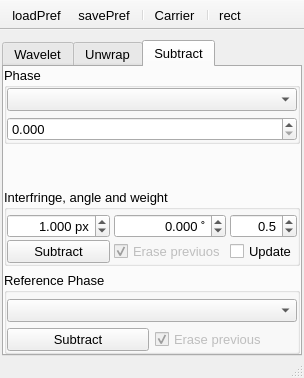
Above: UIs/nWavelet.ui from NeutrinoToolkit/Neutrino before the change. Below: the same form after it.
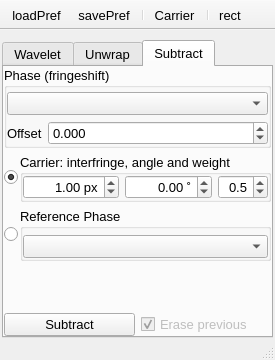
That is the form after the change. The open tabs and pages were chosen to show the change. Icons and pictures are not drawn.

Diff of the .ui file:
```diff
--- a/UIs/nWavelet.ui
+++ b/UIs/nWavelet.ui
@@ -6,8 +6,8 @@
    <rect>
     <x>0</x>
     <y>0</y>
-    <width>269</width>
-    <height>378</height>
+    <width>273</width>
+    <height>360</height>
    </rect>
   </property>
   <property name="font">
@@ -41,7 +41,7 @@
     <property name="bottomMargin">
      <number>0</number>
     </property>
-    <item row="0" column="0">
+    <item row="0" column="1">
      <widget class="QTabWidget" name="tabWidget">
       <property name="sizeIncrement">
        <size>
@@ -97,24 +97,11 @@
          </widget>
         </item>
         <item row="1" column="0">
-         <spacer name="verticalSpacer_3">
-          <property name="orientation">
-           <enum>Qt::Vertical</enum>
-          </property>
-          <property name="sizeHint" stdset="0">
-           <size>
-            <width>20</width>
-            <height>13</height>
-           </size>
-          </property>
-         </spacer>
-        </item>
-        <item row="2" column="0">
          <widget class="QGroupBox" name="groupBox_8">
           <property name="title">
            <string>Stretch &amp;&amp; rotation</string>
           </property>
-          <layout class="QGridLayout" name="gridLayout_7" rowstretch="0,0,0,0">
+          <layout class="QGridLayout" name="gridLayout_7" rowstretch="0,0,0,0" columnstretch="1,1,0">
            <property name="leftMargin">
             <number>0</number>
            </property>
@@ -335,7 +322,7 @@
           </layout>
          </widget>
         </item>
-        <item row="3" column="0">
+        <item row="2" column="0">
          <widget class="QGroupBox" name="groupBox">
           <property name="title">
            <string>Thickness and Damp</string>
@@ -385,6 +372,9 @@
         <item row="4" column="0">
          <widget class="QWidget" name="widget_3" native="true">
           <layout class="QGridLayout" name="gridLayout_2">
+           <property name="margin">
+            <number>0</number>
+           </property>
            <item row="0" column="0">
             <widget class="QPushButton" name="doWavelet">
              <property name="font">
@@ -416,6 +406,19 @@
           </layout>
          </widget>
         </item>
+        <item row="3" column="0">
+         <spacer name="verticalSpacer_2">
+          <property name="orientation">
+           <enum>Qt::Vertical</enum>
+          </property>
+          <property name="sizeHint" stdset="0">
+           <size>
+            <width>20</width>
+            <height>40</height>
+           </size>
+          </property>
+         </spacer>
+        </item>
        </layout>
       </widget>
       <widget class="QWidget" name="Unwrap">
@@ -426,10 +429,23 @@
         <property name="margin">
          <number>0</number>
         </property>
+        <item row="3" column="0">
+         <spacer name="verticalSpacer">
+          <property name="orientation">
+           <enum>Qt::Vertical</enum>
+          </property>
+          <property name="sizeHint" stdset="0">
+           <size>
+            <width>20</width>
+            <height>40</height>
+           </size>
+          </property>
+         </spacer>
+        </item>
         <item row="0" column="0">
          <widget class="QGroupBox" name="groupBox_13">
           <property name="title">
-           <string>Phase &amp;&amp; quality</string>
+           <string>Phase (fringeshift) &amp;&amp; quality</string>
           </property>
           <layout class="QGridLayout" name="gridLayout_16">
            <property name="leftMargin">
@@ -517,26 +533,13 @@
           </layout>
          </widget>
         </item>
-        <item row="2" column="0">
-         <spacer name="verticalSpacer">
-          <property name="orientation">
-           <enum>Qt::Vertical</enum>
-          </property>
-          <property name="sizeHint" stdset="0">
-           <size>
-            <width>20</width>
-            <height>40</height>
-           </size>
-          </property>
-         </spacer>
-        </item>
-        <item row="3" column="0">
+        <item row="4" column="0">
          <widget class="QWidget" name="widget_2" native="true">
           <layout class="QGridLayout" name="gridLayout_6">
            <property name="margin">
             <number>0</number>
            </property>
-           <item row="0" column="0">
+           <item row="1" column="0">
             <widget class="QPushButton" name="doUnwrap">
              <property name="font">
               <font>
@@ -544,11 +547,11 @@
               </font>
              </property>
              <property name="text">
-              <string>Calculate</string>
+              <string>Unwrap</string>
              </property>
             </widget>
            </item>
-           <item row="0" column="1">
+           <item row="1" column="1">
             <widget class="QCheckBox" name="erasePreviousUnwrap">
              <property name="enabled">
               <bool>false</bool>
@@ -564,6 +567,16 @@
              </property>
             </widget>
            </item>
+           <item row="0" column="0">
+            <widget class="QCheckBox" name="removeCarrierAfterUnwrap">
+             <property name="text">
+              <string>remove carrier</string>
+             </property>
+             <property name="neutrinoSave" stdset="0">
+              <bool>true</bool>
+             </property>
+            </widget>
+           </item>
           </layout>
          </widget>
         </item>
@@ -573,104 +586,75 @@
        <attribute name="title">
         <string>Subtract</string>
        </attribute>
-       <layout class="QGridLayout" name="gridLayout_3">
-        <property name="margin">
-         <number>0</number>
-        </property>
-        <item row="0" column="0">
-         <widget class="QGroupBox" name="groupBox_2">
-          <property name="title">
-           <string>Phase</string>
-          </property>
-          <layout class="QGridLayout" name="gridLayout_9">
-           <property name="margin">
-            <number>0</number>
-           </property>
-           <item row="0" column="0">
-            <widget class="QComboBox" name="unwrapped">
-             <property name="neutrinoImage" stdset="0">
-              <bool>true</bool>
-             </property>
-            </widget>
-           </item>
-           <item row="1" column="0">
-            <widget class="QDoubleSpinBox" name="phaseOffset">
-             <property name="decimals">
-              <number>3</number>
-             </property>
-             <property name="neutrinoSave" stdset="0">
-              <bool>true</bool>
-             </property>
-            </widget>
-           </item>
-          </layout>
-         </widget>
-        </item>
-        <item row="1" column="0">
-         <spacer name="verticalSpacer_2">
-          <property name="orientation">
-           <enum>Qt::Vertical</enum>
-          </property>
-          <property name="sizeHint" stdset="0">
-           <size>
-            <width>20</width>
-            <height>45</height>
-           </size>
-          </property>
-         </spacer>
-        </item>
-        <item row="2" column="0">
-         <widget class="QGroupBox" name="carrierBox">
-          <property name="title">
-           <string>Interfringe, angle and weight</string>
-          </property>
           <layout class="QGridLayout" name="gridLayout_10">
-           <property name="leftMargin">
+        <property name="margin">
             <number>0</number>
            </property>
-           <property name="topMargin">
-            <number>4</number>
-           </property>
-           <property name="rightMargin">
+        <item row="3" column="0">
+         <widget class="QWidget" name="widget_5" native="true">
+          <layout class="QGridLayout" name="gridLayout_15">
+           <property name="margin">
             <number>0</number>
            </property>
-           <property name="bottomMargin">
-            <number>0</number>
-           </property>
+           <item row="0" column="0">
+            <widget class="QPushButton" name="doRemove">
+             <property name="font">
+              <font>
+               <pointsize>10</pointsize>
+              </font>
+             </property>
+             <property name="text">
+              <string>Subtract</string>
+             </property>
+            </widget>
+           </item>
+           <item row="0" column="1">
+            <widget class="QCheckBox" name="erasePreviuos">
+             <property name="enabled">
+              <bool>false</bool>
+             </property>
+             <property name="text">
+              <string>Erase previous</string>
+             </property>
+             <property name="checked">
+              <bool>true</bool>
+             </property>
+             <property name="neutrinoSave" stdset="0">
+              <bool>true</bool>
+             </property>
+            </widget>
+           </item>
+          </layout>
+         </widget>
+        </item>
+        <item row="1" column="0">
+         <widget class="QWidget" name="widget_4" native="true">
+          <layout class="QGridLayout" name="gridLayout_14" rowstretch="0,0" columnstretch="0,1">
            <property name="horizontalSpacing">
-            <number>4</number>
-           </property>
-           <property name="verticalSpacing">
             <number>2</number>
            </property>
+           <property name="margin">
+            <number>0</number>
+           </property>
            <item row="0" column="0">
-            <widget class="QDoubleSpinBox" name="widthCarrier">
-             <property name="alignment">
-              <set>Qt::AlignRight|Qt::AlignTrailing|Qt::AlignVCenter</set>
+            <widget class="QRadioButton" name="carrier">
+             <property name="text">
+              <string/>
              </property>
-             <property name="suffix">
-              <string> px</string>
-             </property>
-             <property name="decimals">
-              <number>3</number>
-             </property>
-             <property name="minimum">
-              <double>-9999.000000000000000</double>
-             </property>
-             <property name="maximum">
-              <double>9999.000000000000000</double>
-             </property>
-             <property name="singleStep">
-              <double>0.100000000000000</double>
-             </property>
-             <property name="value">
-              <double>1.000000000000000</double>
-             </property>
-             <property name="neutrinoSave" stdset="0">
+             <property name="checked">
               <bool>true</bool>
              </property>
             </widget>
            </item>
+           <item row="0" column="1">
+            <widget class="QGroupBox" name="carrierBox">
+             <property name="title">
+              <string>Carrier: interfringe, angle and weight</string>
+             </property>
+             <layout class="QGridLayout" name="gridLayout_3" columnstretch="1,1,0">
+              <property name="margin">
+               <number>0</number>
+              </property>
            <item row="0" column="1">
             <widget class="QDoubleSpinBox" name="angleCarrier">
              <property name="alignment">
@@ -680,7 +664,7 @@
               <string> ˚</string>
              </property>
              <property name="decimals">
-              <number>3</number>
+                 <number>2</number>
              </property>
              <property name="minimum">
               <double>-360.000000000000000</double>
@@ -696,44 +680,6 @@
              </property>
             </widget>
            </item>
-           <item row="1" column="2">
-            <widget class="QCheckBox" name="autoUpdate">
-             <property name="text">
-              <string>Update</string>
-             </property>
-             <property name="neutrinoSave" stdset="0">
-              <bool>true</bool>
-             </property>
-            </widget>
-           </item>
-           <item row="1" column="1">
-            <widget class="QCheckBox" name="erasePreviuosCarrier">
-             <property name="enabled">
-              <bool>false</bool>
-             </property>
-             <property name="text">
-              <string>Erase previuos</string>
-             </property>
-             <property name="checked">
-              <bool>true</bool>
-             </property>
-             <property name="neutrinoSave" stdset="0">
-              <bool>true</bool>
-             </property>
-            </widget>
-           </item>
-           <item row="1" column="0">
-            <widget class="QPushButton" name="doRemoveCarrier">
-             <property name="font">
-              <font>
-               <pointsize>10</pointsize>
-              </font>
-             </property>
-             <property name="text">
-              <string>Subtract</string>
-             </property>
-            </widget>
-           </item>
            <item row="0" column="2">
             <widget class="QDoubleSpinBox" name="weightCarrier">
              <property name="toolTip">
@@ -762,10 +708,45 @@
              </property>
             </widget>
            </item>
+              <item row="0" column="0">
+               <widget class="QDoubleSpinBox" name="widthCarrier">
+                <property name="alignment">
+                 <set>Qt::AlignRight|Qt::AlignTrailing|Qt::AlignVCenter</set>
+                </property>
+                <property name="suffix">
+                 <string> px</string>
+                </property>
+                <property name="decimals">
+                 <number>2</number>
+                </property>
+                <property name="minimum">
+                 <double>-9999.000000000000000</double>
+                </property>
+                <property name="maximum">
+                 <double>9999.000000000000000</double>
+                </property>
+                <property name="singleStep">
+                 <double>0.100000000000000</double>
+                </property>
+                <property name="value">
+                 <double>1.000000000000000</double>
+                </property>
+                <property name="neutrinoSave" stdset="0">
+                 <bool>true</bool>
+                </property>
+               </widget>
+              </item>
           </layout>
          </widget>
         </item>
-        <item row="3" column="0">
+           <item row="1" column="0">
+            <widget class="QRadioButton" name="reference">
+             <property name="text">
+              <string/>
+             </property>
+            </widget>
+           </item>
+           <item row="1" column="1">
          <widget class="QGroupBox" name="groupBox_3">
           <property name="title">
            <string>Reference Phase</string>
@@ -790,16 +771,40 @@
              </property>
             </widget>
            </item>
+             </layout>
+            </widget>
+           </item>
+          </layout>
+         </widget>
+        </item>
+        <item row="0" column="0">
+         <widget class="QGroupBox" name="groupBox_2">
+          <property name="title">
+           <string>Phase (fringeshift)</string>
+          </property>
+          <layout class="QGridLayout" name="gridLayout_9" columnstretch="0,1">
+           <property name="leftMargin">
+            <number>0</number>
+           </property>
+           <property name="topMargin">
+            <number>4</number>
+           </property>
+           <property name="rightMargin">
+            <number>0</number>
+           </property>
+           <property name="bottomMargin">
+            <number>0</number>
+           </property>
            <item row="1" column="1">
-            <widget class="QCheckBox" name="erasePreviuosRef">
-             <property name="enabled">
-              <bool>false</bool>
+            <widget class="QDoubleSpinBox" name="phaseOffset">
+             <property name="decimals">
+              <number>3</number>
              </property>
-             <property name="text">
-              <string>Erase previous</string>
+             <property name="minimum">
+              <double>-999.000000000000000</double>
              </property>
-             <property name="checked">
-              <bool>true</bool>
+             <property name="maximum">
+              <double>999.000000000000000</double>
              </property>
              <property name="neutrinoSave" stdset="0">
               <bool>true</bool>
@@ -807,21 +812,47 @@
             </widget>
            </item>
            <item row="1" column="0">
-            <widget class="QPushButton" name="doRemoveRef">
+            <widget class="QLabel" name="label_4">
              <property name="font">
               <font>
                <pointsize>10</pointsize>
               </font>
              </property>
              <property name="text">
-              <string>Subtract</string>
+              <string>Offset</string>
              </property>
             </widget>
            </item>
+           <item row="0" column="0" colspan="2">
+            <widget class="QComboBox" name="unwrapped">
+             <property name="neutrinoImage" stdset="0">
+              <bool>true</bool>
+             </property>
+            </widget>
+           </item>
           </layout>
          </widget>
         </item>
+        <item row="2" column="0">
+         <spacer name="verticalSpacer_3">
+          <property name="orientation">
+           <enum>Qt::Vertical</enum>
+          </property>
+          <property name="sizeHint" stdset="0">
+           <size>
+            <width>20</width>
+            <height>40</height>
+           </size>
+          </property>
+         </spacer>
+        </item>
        </layout>
+       <zorder>groupBox_2</zorder>
+       <zorder>radioButton_2</zorder>
+       <zorder>radioButton</zorder>
+       <zorder>widget_4</zorder>
+       <zorder>widget_5</zorder>
+       <zorder>verticalSpacer_3</zorder>
       </widget>
      </widget>
     </item>
```
Left out of the diff: 6 changed lines with no effect on the pictures. Lines whose indentation alone changed are shown as unchanged.
